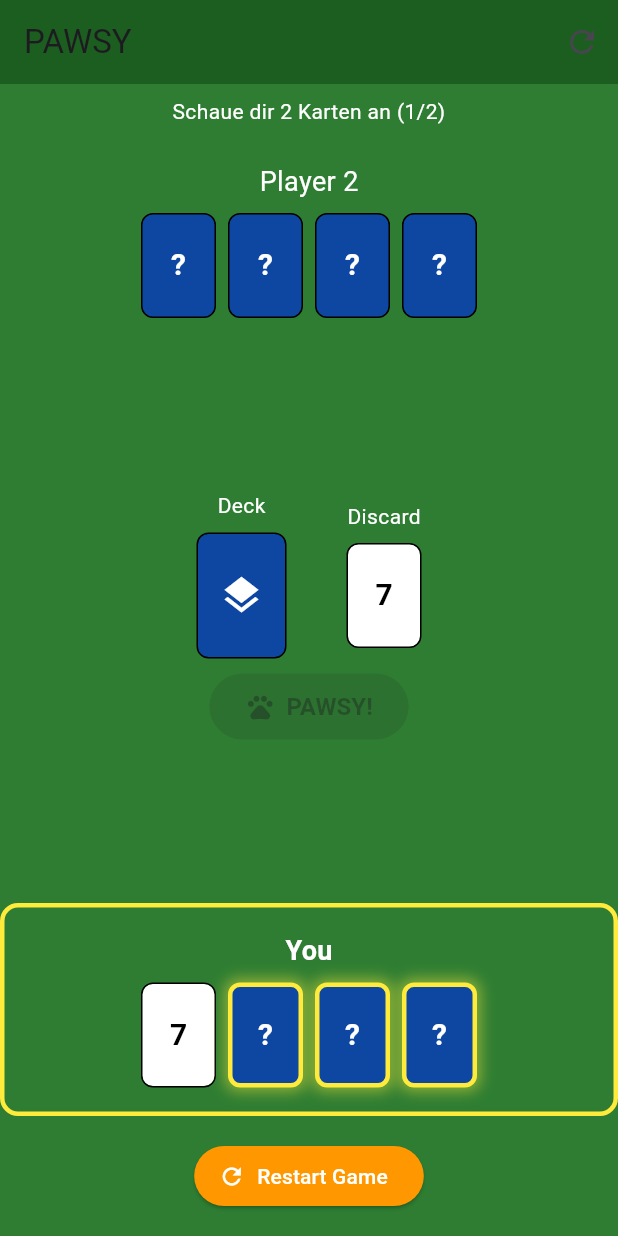
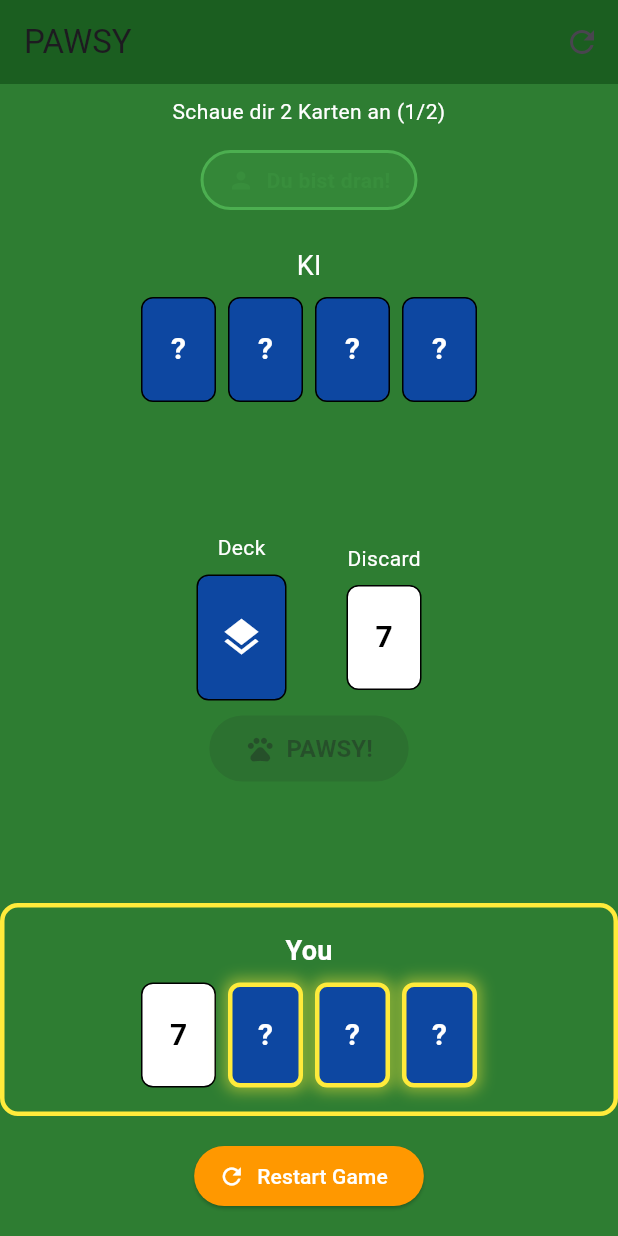
Before and after one commit to Anas2308/pawsy_game, a Flutter app: the screen it shows after launch, after a tap on an icon or button, on a phone screen of 412 x 824 dp. Run offline on Flutter 3.47's test engine with Material 3 defaults, Android fonts, the light colour scheme and no system bars.

Commit message:
Rundenablauf implementiert

```diff
--- a/lib/logic/game_controller.dart
+++ b/lib/logic/game_controller.dart
@@ -1,3 +1,4 @@
+import 'package:flutter/foundation.dart';
 import 'multi_swap_controller.dart';
 import 'smart_ai_controller.dart';
 
@@ -7,7 +8,7 @@ class GameController {
   List<bool> aiCardsVisible = [false, false, false, false];
   List<String> playerCards = ['7', '3', '9', '1'];
   List<String> aiCards = ['2', '8', '5', '11'];
-  String currentPlayer = 'player'; // 'player' or 'ai'
+  String currentPlayer = 'player';
   int cardsLookedAt = 0;
   String? drawnCard;
   String topDiscardCard = '7';
@@ -37,7 +38,6 @@ class GameController {
     remainingTurnsAfterPawsy = 0;
     topDiscardCard = '7';
 
-    // Smart AI initialisieren
     smartAI.reset();
     smartAI.setInitialCards(aiCards);
   }
@@ -98,7 +98,6 @@ class GameController {
         playerCards = result.newPlayerCards!;
       } else {
         aiCards = result.newPlayerCards!;
-        // KI über Änderungen informieren
         for (int i = 1; i < selectedIndices.length; i++) {
           smartAI.setCardEmpty(selectedIndices[i]);
         }
@@ -139,7 +138,6 @@ class GameController {
       }
     }
 
-    // Spielerwechsel
     currentPlayer = currentPlayer == 'player' ? 'ai' : 'player';
   }
 
@@ -150,7 +148,6 @@ class GameController {
   bool get isPlayerTurn => currentPlayer == 'player';
   bool get isAITurn => currentPlayer == 'ai';
 
-  // KI-Entscheidungen
   Future<AIDecision> getAIDecision() async {
     return smartAI.makeDecision(
       drawnCard: drawnCard,
@@ -171,7 +168,7 @@ class GameController {
     } else if (decision.isMultiSwap) {
       final result = executeMultiSwap(decision.cardIndices!);
       if (result.isPenalty) {
-        smartAI.observeCard(aiCards[decision.cardIndices!.first]);
+        debugPrint('🤖 KI lernt von Fehler');
       }
     } else if (decision.isDiscard) {
       discardDrawnCard();
@@ -184,7 +181,6 @@ class GameController {
     for (int index in indices) {
       if (currentPlayer == 'player' && index < playerCardsVisible.length) {
         playerCardsVisible[index] = true;
-        // KI beobachtet aufgedeckte Spielerkarten
         smartAI.observePlayerReveal(index, playerCards[index]);
       } else if (currentPlayer == 'ai' && index < aiCardsVisible.length) {
         aiCardsVisible[index] = true;
@@ -212,7 +208,6 @@ class GameController {
 
   void endGame() {
     gamePhase = 'game_ended';
-    // Alle Karten aufdecken
     for (int i = 0; i < playerCardsVisible.length; i++) {
       playerCardsVisible[i] = true;
       aiCardsVisible[i] = true;
--- a/lib/logic/multi_swap_controller.dart
+++ b/lib/logic/multi_swap_controller.dart
@@ -1,5 +1,3 @@
-import 'dart:async';
-
 class MultiSwapController {
 
   static MultiSwapResult executeMultiSwap({
--- /dev/null
+++ b/lib/logic/turn_system_controller.dart
@@ -0,0 +1,85 @@
+import 'package:flutter/foundation.dart';
+import 'game_controller.dart';
+import 'smart_ai_controller.dart';
+import 'multi_select_controller.dart';
+
+class TurnSystemController {
+  final GameController gameController;
+  final MultiSelectController multiSelectController;
+  bool isProcessingAITurn = false;
+
+  TurnSystemController({
+    required this.gameController,
+    required this.multiSelectController,
+  });
+
+  Future<void> processNextTurn() async {
+    if (gameController.gamePhase != 'playing') return;
+
+    if (gameController.isAITurn && !isProcessingAITurn) {
+      await _processAITurn();
+    }
+  }
+
+  Future<void> _processAITurn() async {
+    isProcessingAITurn = true;
+    debugPrint('🤖 KI beginnt Zug...');
+
+    try {
+      // Schritt 1: KI entscheidet was zu tun ist
+      final decision = await gameController.getAIDecision();
+
+      // Warte 1 Sekunde für realistische Geschwindigkeit
+      await Future.delayed(const Duration(seconds: 1));
+
+      // Schritt 2: Führe KI-Entscheidung aus
+      gameController.executeAIDecision(decision);
+
+      debugPrint('🤖 KI Aktion: ${decision.action}');
+
+      // Schritt 3: Wenn KI Karte gezogen hat, zweite Entscheidung
+      if (gameController.drawnCard != null && gameController.isAITurn) {
+        await Future.delayed(const Duration(milliseconds: 1500));
+
+        final secondDecision = await gameController.getAIDecision();
+        gameController.executeAIDecision(secondDecision);
+
+        debugPrint('🤖 KI zweite Aktion: ${secondDecision.action}');
+      }
+
+    } catch (e) {
+      debugPrint('❌ KI Fehler: $e');
+    } finally {
+      isProcessingAITurn = false;
+    }
+  }
+
+  void startPlayerTurn() {
+    debugPrint('👤 Spieler ist am Zug');
+    multiSelectController.resetSelection();
+  }
+
+  void endPlayerTurn() {
+    debugPrint('👤 Spieler Zug beendet');
+    multiSelectController.resetSelection();
+  }
+
+  bool get canPlayerAct => gameController.isPlayerTurn && !isProcessingAITurn;
+
+  String getCurrentPlayerName() {
+    if (gameController.isPlayerTurn) return 'Du';
+    if (gameController.isAITurn) return 'KI';
+    return 'Unbekannt';
+  }
+
+  String getTurnInfo() {
+    if (isProcessingAITurn) {
+      return 'KI denkt...';
+    } else if (gameController.isPlayerTurn) {
+      return 'Du bist dran!';
+    } else if (gameController.isAITurn) {
+      return 'KI ist am Zug';
+    }
+    return '';
+  }
+}
--- a/lib/screens/game_screen.dart
+++ b/lib/screens/game_screen.dart
@@ -4,8 +4,10 @@ import '../widgets/deck_area.dart';
 import '../widgets/status_text_widget.dart';
 import '../widgets/drawn_card_widget.dart';
 import '../widgets/pawsy_button_widget.dart';
+import '../widgets/turn_indicator_widget.dart';
 import '../logic/game_controller.dart';
 import '../logic/multi_select_controller.dart';
+import '../logic/turn_system_controller.dart';
 
 class GameScreen extends StatefulWidget {
   const GameScreen({super.key});
@@ -17,6 +19,33 @@ class GameScreen extends StatefulWidget {
 class _GameScreenState extends State<GameScreen> {
   final GameController gameController = GameController();
   final MultiSelectController multiSelectController = MultiSelectController();
+  late final TurnSystemController turnSystemController;
+
+  @override
+  void initState() {
+    super.initState();
+    turnSystemController = TurnSystemController(
+      gameController: gameController,
+      multiSelectController: multiSelectController,
+    );
+
+    // Überwache Spieler-Wechsel
+    _startTurnMonitoring();
+  }
+
+  void _startTurnMonitoring() {
+    // Checke alle 500ms ob KI am Zug ist
+    Future.doWhile(() async {
+      await Future.delayed(const Duration(milliseconds: 500));
+
+      if (mounted) {
+        await turnSystemController.processNextTurn();
+        if (mounted) setState(() {});
+      }
+
+      return mounted;
+    });
+  }
 
   void _restartGame() {
     setState(() {
@@ -27,6 +56,8 @@ class _GameScreenState extends State<GameScreen> {
   }
 
   void _onCardTap(int cardIndex) {
+    if (!turnSystemController.canPlayerAct) return;
+
     if (gameController.gamePhase == 'look_at_cards' && gameController.cardsLookedAt < 2) {
       _handleLookAtCard(cardIndex);
     } else if (gameController.gamePhase == 'playing' && gameController.drawnCard != null) {
@@ -66,6 +97,8 @@ class _GameScreenState extends State<GameScreen> {
   }
 
   void _handleSwap() {
+    if (!turnSystemController.canPlayerAct) return;
+
     final selectedIndices = multiSelectController.getSelectedIndices();
 
     if (selectedIndices.length == 1) {
@@ -102,22 +135,31 @@ class _GameScreenState extends State<GameScreen> {
   }
 
   void _handlePawsy() {
+    if (!turnSystemController.canPlayerAct) return;
+
     setState(() {
       gameController.callPawsy();
     });
     debugPrint('🐾 PAWSY gerufen!');
 
     _showPawsyMessage('PAWSY gerufen! Das Spiel endet bald...');
+  }
 
-    // Simuliere Gegner-Zug nach 2 Sekunden
-    Future.delayed(const Duration(seconds: 2), () {
-      setState(() {
-        gameController.nextTurn();
-      });
+  void _handleDrawFromDeck() {
+    if (!turnSystemController.canPlayerAct) return;
+    setState(() => gameController.drawRandomCard());
+  }
 
-      if (gameController.gamePhase == 'game_ended') {
-        _showGameEndMessage('Spiel beendet! Deine Punkte: ${gameController.calculateScore()}');
-      }
+  void _handleDrawFromDiscard() {
+    if (!turnSystemController.canPlayerAct) return;
+    setState(() => gameController.drawFromDiscard());
+  }
+
+  void _handleDiscard() {
+    if (!turnSystemController.canPlayerAct) return;
+    setState(() {
+      gameController.discardDrawnCard();
+      multiSelectController.resetSelection();
     });
   }
 
@@ -151,16 +193,6 @@ class _GameScreenState extends State<GameScreen> {
     );
   }
 
-  void _showGameEndMessage(String message) {
-    ScaffoldMessenger.of(context).showSnackBar(
-      SnackBar(
-        content: Text('🏁 $message'),
-        backgroundColor: Colors.purple,
-        duration: const Duration(seconds: 4),
-      ),
-    );
-  }
-
   @override
   Widget build(BuildContext context) {
     return Scaffold(
@@ -178,42 +210,48 @@ class _GameScreenState extends State<GameScreen> {
       body: Column(
         children: [
           StatusTextWidget(statusText: gameController.getStatusText()),
-          const PlayerArea(
-            playerName: 'Player 2',
-            isCurrentPlayer: false,
-            cardValues: ['?', '?', '?', '?'],
+          TurnIndicatorWidget(
+            currentPlayer: turnSystemController.getCurrentPlayerName(),
+            turnInfo: turnSystemController.getTurnInfo(),
+            isProcessing: turnSystemController.isProcessingAITurn,
+          ),
+          PlayerArea(
+            playerName: 'KI',
+            isCurrentPlayer: gameController.isAITurn,
+            cardValues: gameController.aiCards,
+            cardsVisible: gameController.aiCardsVisible,
           ),
           const Spacer(),
           DeckArea(
             topDiscardCard: gameController.topDiscardCard,
-            onDrawFromDeck: () => setState(() => gameController.drawRandomCard()),
-            onDrawFromDiscard: () => setState(() => gameController.drawFromDiscard()),
-            canDraw: gameController.gamePhase == 'playing' && !gameController.hasDrawnThisTurn,
+            onDrawFromDeck: _handleDrawFromDeck,
+            onDrawFromDiscard: _handleDrawFromDiscard,
+            canDraw: turnSystemController.canPlayerAct &&
+                gameController.gamePhase == 'playing' &&
+                !gameController.hasDrawnThisTurn,
           ),
           if (gameController.drawnCard != null)
             DrawnCardWidget(
               drawnCard: gameController.drawnCard!,
-              onDiscard: () => setState(() {
-                gameController.discardDrawnCard();
-                multiSelectController.resetSelection();
-              }),
+              onDiscard: _handleDiscard,
               onSwap: _handleSwap,
               selectedCount: multiSelectController.selectedCount,
             ),
           PawsyButtonWidget(
             onPawsy: _handlePawsy,
-            canCallPawsy: gameController.canCallPawsy(),
+            canCallPawsy: turnSystemController.canPlayerAct && gameController.canCallPawsy(),
           ),
           const Spacer(),
           PlayerArea(
             playerName: 'You',
-            isCurrentPlayer: true,
+            isCurrentPlayer: gameController.isPlayerTurn,
             cardsVisible: gameController.playerCardsVisible,
             cardValues: gameController.playerCards,
             selectedCards: multiSelectController.selectedCards,
             onCardTap: _onCardTap,
-            canSelectCards: (gameController.gamePhase == 'look_at_cards' && gameController.cardsLookedAt < 2) ||
-                (gameController.gamePhase == 'playing' && gameController.drawnCard != null),
+            canSelectCards: turnSystemController.canPlayerAct &&
+                ((gameController.gamePhase == 'look_at_cards' && gameController.cardsLookedAt < 2) ||
+                    (gameController.gamePhase == 'playing' && gameController.drawnCard != null)),
           ),
           Padding(
             padding: const EdgeInsets.all(16),
--- /dev/null
+++ b/lib/widgets/turn_indicator_widget.dart
@@ -0,0 +1,84 @@
+import 'package:flutter/material.dart';
+
+class TurnIndicatorWidget extends StatelessWidget {
+  final String currentPlayer;
+  final String turnInfo;
+  final bool isProcessing;
+
+  const TurnIndicatorWidget({
+    super.key,
+    required this.currentPlayer,
+    required this.turnInfo,
+    required this.isProcessing,
+  });
+
+  @override
+  Widget build(BuildContext context) {
+    return Container(
+      margin: const EdgeInsets.symmetric(vertical: 8),
+      padding: const EdgeInsets.symmetric(horizontal: 16, vertical: 8),
+      decoration: BoxDecoration(
+        color: _getBackgroundColor(),
+        borderRadius: BorderRadius.circular(20),
+        border: Border.all(
+          color: _getBorderColor(),
+          width: 2,
+        ),
+      ),
+      child: Row(
+        mainAxisSize: MainAxisSize.min,
+        children: [
+          if (isProcessing) ...[
+            SizedBox(
+              width: 16,
+              height: 16,
+              child: CircularProgressIndicator(
+                strokeWidth: 2,
+                valueColor: AlwaysStoppedAnimation<Color>(_getTextColor()),
+              ),
+            ),
+            const SizedBox(width: 8),
+          ],
+          Icon(
+            _getPlayerIcon(),
+            color: _getTextColor(),
+            size: 18,
+          ),
+          const SizedBox(width: 8),
+          Text(
+            turnInfo,
+            style: TextStyle(
+              color: _getTextColor(),
+              fontSize: 14,
+              fontWeight: FontWeight.bold,
+            ),
+          ),
+        ],
+      ),
+    );
+  }
+
+  Color _getBackgroundColor() {
+    if (currentPlayer == 'Du') return Colors.green.withValues(alpha: 0.2);
+    if (currentPlayer == 'KI') return Colors.blue.withValues(alpha: 0.2);
+    return Colors.grey.withValues(alpha: 0.2);
+  }
+
+  Color _getBorderColor() {
+    if (currentPlayer == 'Du') return Colors.green;
+    if (currentPlayer == 'KI') return Colors.blue;
+    return Colors.grey;
+  }
+
+  Color _getTextColor() {
+    if (currentPlayer == 'Du') return Colors.green[700]!;
+    if (currentPlayer == 'KI') return Colors.blue[700]!;
+    return Colors.grey[700]!;
+  }
+
+  IconData _getPlayerIcon() {
+    if (currentPlayer == 'Du') return Icons.person;
+    if (currentPlayer == 'KI') return Icons.computer;
+    return Icons.help;
+  }
+}
```
Also changed, not shown: lib/logic/smart_ai_controller.dart (+24 -56 lines).
